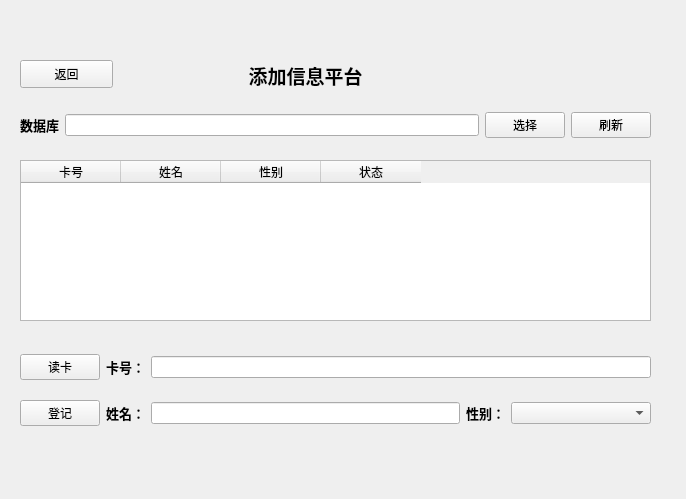
Before: the Qt Designer form Addpage.ui in AKHYui/Swipe-System, drawn with Qt 5.
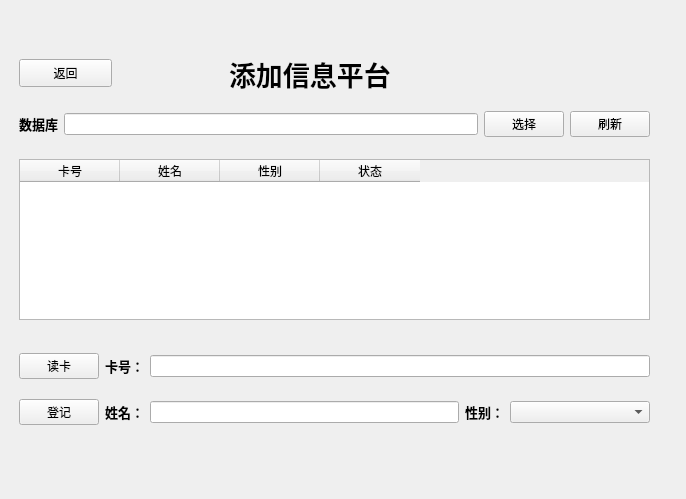
After: the same form once the commit is applied. Icons and pictures are not drawn.

Patch:
```diff
--- a/Addpage.ui
+++ b/Addpage.ui
@@ -13,19 +13,21 @@
   <property name="windowTitle">
    <string>Form</string>
   </property>
-  <widget class="QLabel" name="lb_deletetitle">
+  <property name="styleSheet">
+   <string notr="true"/>
+  </property>
+  <widget class="QWidget" name="widget" native="true">
    <property name="geometry">
     <rect>
-     <x>230</x>
-     <y>60</y>
-     <width>151</width>
-     <height>31</height>
+     <x>-1</x>
+     <y>-1</y>
+     <width>691</width>
+     <height>501</height>
     </rect>
    </property>
-   <property name="text">
-    <string>&lt;html&gt;&lt;head/&gt;&lt;body&gt;&lt;p align=&quot;center&quot;&gt;&lt;span style=&quot; font-size:14pt; font-weight:600;&quot;&gt;添加信息平台&lt;/span&gt;&lt;/p&gt;&lt;/body&gt;&lt;/html&gt;</string>
+   <property name="styleSheet">
+    <string notr="true">#widget{background-image: url(:/new/prefix1/img/addpage.png);}</string>
    </property>
-  </widget>
   <widget class="QPushButton" name="pbn_back">
    <property name="geometry">
     <rect>
@@ -39,6 +41,85 @@
     <string>返回</string>
    </property>
   </widget>
+   <widget class="QTableWidget" name="db_table">
+    <property name="geometry">
+     <rect>
+      <x>20</x>
+      <y>160</y>
+      <width>631</width>
+      <height>161</height>
+     </rect>
+    </property>
+    <property name="editTriggers">
+     <set>QAbstractItemView::NoEditTriggers</set>
+    </property>
+    <property name="selectionMode">
+     <enum>QAbstractItemView::SingleSelection</enum>
+    </property>
+    <property name="selectionBehavior">
+     <enum>QAbstractItemView::SelectRows</enum>
+    </property>
+    <column>
+     <property name="text">
+      <string>卡号</string>
+     </property>
+    </column>
+    <column>
+     <property name="text">
+      <string>姓名</string>
+     </property>
+    </column>
+    <column>
+     <property name="text">
+      <string>性别</string>
+     </property>
+    </column>
+    <column>
+     <property name="text">
+      <string>状态</string>
+     </property>
+    </column>
+   </widget>
+   <widget class="QWidget" name="layoutWidget">
+    <property name="geometry">
+     <rect>
+      <x>20</x>
+      <y>110</y>
+      <width>631</width>
+      <height>30</height>
+     </rect>
+    </property>
+    <layout class="QHBoxLayout" name="db_select">
+     <item>
+      <widget class="QLabel" name="lb_db">
+       <property name="text">
+        <string>&lt;html&gt;&lt;head/&gt;&lt;body&gt;&lt;p align=&quot;right&quot;&gt;&lt;span style=&quot; font-size:10pt; font-weight:600;&quot;&gt;数据库&lt;/span&gt;&lt;/p&gt;&lt;/body&gt;&lt;/html&gt;</string>
+       </property>
+      </widget>
+     </item>
+     <item>
+      <widget class="QLineEdit" name="ted_dbpath">
+       <property name="readOnly">
+        <bool>true</bool>
+       </property>
+      </widget>
+     </item>
+     <item>
+      <widget class="QPushButton" name="btn_dbselect">
+       <property name="text">
+        <string>选择</string>
+       </property>
+      </widget>
+     </item>
+     <item>
+      <widget class="QPushButton" name="btn_dbrefresh">
+       <property name="text">
+        <string>刷新</string>
+       </property>
+      </widget>
+     </item>
+    </layout>
+   </widget>
   <widget class="QWidget" name="layoutWidget_2">
    <property name="geometry">
     <rect>
@@ -121,84 +202,25 @@
     </item>
    </layout>
   </widget>
-  <widget class="QTableWidget" name="db_table">
+   <widget class="QLabel" name="label">
    <property name="geometry">
     <rect>
-     <x>20</x>
-     <y>160</y>
-     <width>631</width>
-     <height>161</height>
-    </rect>
-   </property>
-   <property name="editTriggers">
-    <set>QAbstractItemView::NoEditTriggers</set>
-   </property>
-   <property name="selectionMode">
-    <enum>QAbstractItemView::SingleSelection</enum>
-   </property>
-   <property name="selectionBehavior">
-    <enum>QAbstractItemView::SelectRows</enum>
-   </property>
-   <column>
+      <x>230</x>
+      <y>50</y>
+      <width>201</width>
+      <height>51</height>
+     </rect>
+    </property>
+    <property name="font">
+     <font>
+      <family>微软雅黑</family>
+      <pointsize>16</pointsize>
+     </font>
+    </property>
     <property name="text">
-     <string>卡号</string>
+     <string>&lt;html&gt;&lt;head/&gt;&lt;body&gt;&lt;p&gt;&lt;span style=&quot; font-size:20pt; font-weight:600;&quot;&gt;添加信息平台&lt;/span&gt;&lt;/p&gt;&lt;/body&gt;&lt;/html&gt;</string>
     </property>
-   </column>
-   <column>
-    <property name="text">
-     <string>姓名</string>
-    </property>
-   </column>
-   <column>
-    <property name="text">
-     <string>性别</string>
-    </property>
-   </column>
-   <column>
-    <property name="text">
-     <string>状态</string>
-    </property>
-   </column>
-  </widget>
-  <widget class="QWidget" name="layoutWidget">
-   <property name="geometry">
-    <rect>
-     <x>20</x>
-     <y>110</y>
-     <width>631</width>
-     <height>30</height>
-    </rect>
-   </property>
-   <layout class="QHBoxLayout" name="db_select">
-    <item>
-     <widget class="QLabel" name="lb_db">
-      <property name="text">
-       <string>&lt;html&gt;&lt;head/&gt;&lt;body&gt;&lt;p align=&quot;right&quot;&gt;&lt;span style=&quot; font-size:10pt; font-weight:600;&quot;&gt;数据库&lt;/span&gt;&lt;/p&gt;&lt;/body&gt;&lt;/html&gt;</string>
-      </property>
-     </widget>
-    </item>
-    <item>
-     <widget class="QLineEdit" name="ted_dbpath">
-      <property name="readOnly">
-       <bool>true</bool>
-      </property>
-     </widget>
-    </item>
-    <item>
-     <widget class="QPushButton" name="btn_dbselect">
-      <property name="text">
-       <string>选择</string>
-      </property>
-     </widget>
-    </item>
-    <item>
-     <widget class="QPushButton" name="btn_dbrefresh">
-      <property name="text">
-       <string>刷新</string>
-      </property>
-     </widget>
-    </item>
-   </layout>
+   </widget>
   </widget>
  </widget>
  <resources/>
```
Lines whose indentation alone changed are shown as unchanged.
